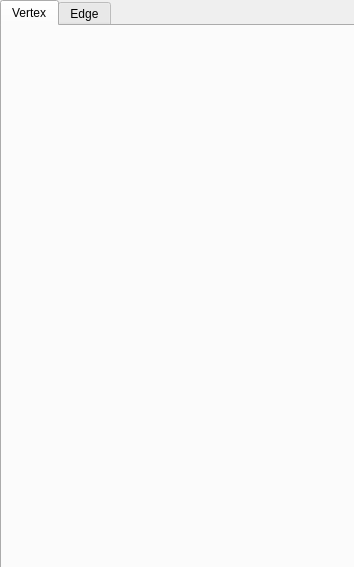
The window that resource/gui/RealTimeDialog.ui (dthung1602/NetworkVisualization) describes before a commit, drawn with Qt 5.
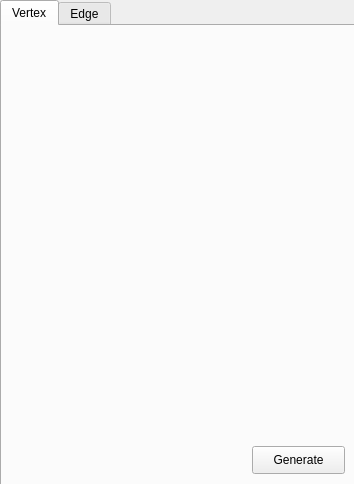
The same window after the commit.

Patch:
```diff
--- a/resource/gui/RealTimeDialog.ui
+++ b/resource/gui/RealTimeDialog.ui
@@ -7,7 +7,7 @@
     <x>0</x>
     <y>0</y>
     <width>354</width>
-    <height>567</height>
+    <height>484</height>
    </rect>
   </property>
   <property name="windowTitle">
@@ -40,6 +40,19 @@
      </property>
      <layout class="QGridLayout" name="vertexGridLayout"/>
     </widget>
+    <widget class="QPushButton" name="pushButton">
+     <property name="geometry">
+      <rect>
+       <x>250</x>
+       <y>420</y>
+       <width>93</width>
+       <height>28</height>
+      </rect>
+     </property>
+     <property name="text">
+      <string>Generate</string>
+     </property>
+    </widget>
    </widget>
    <widget class="QWidget" name="edgeTab">
     <attribute name="title">
```
